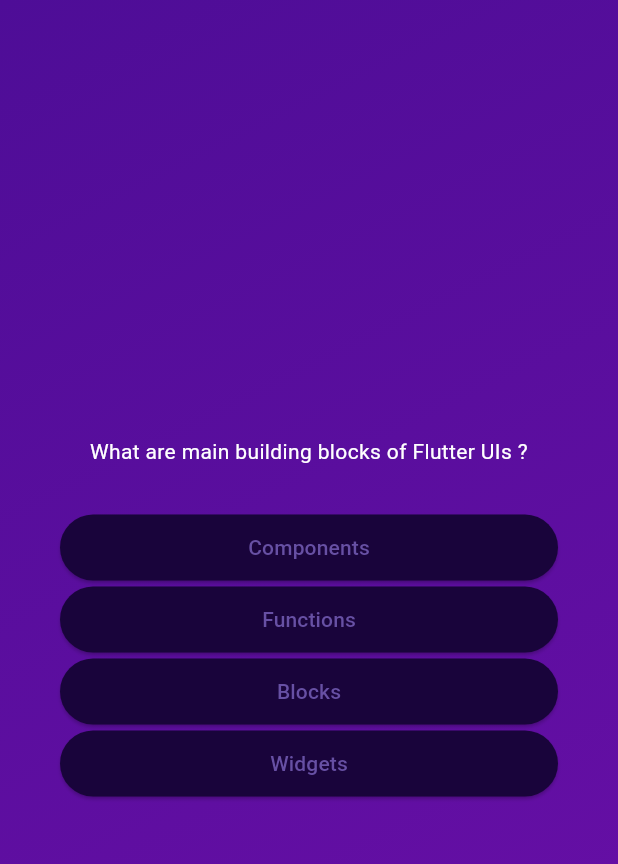
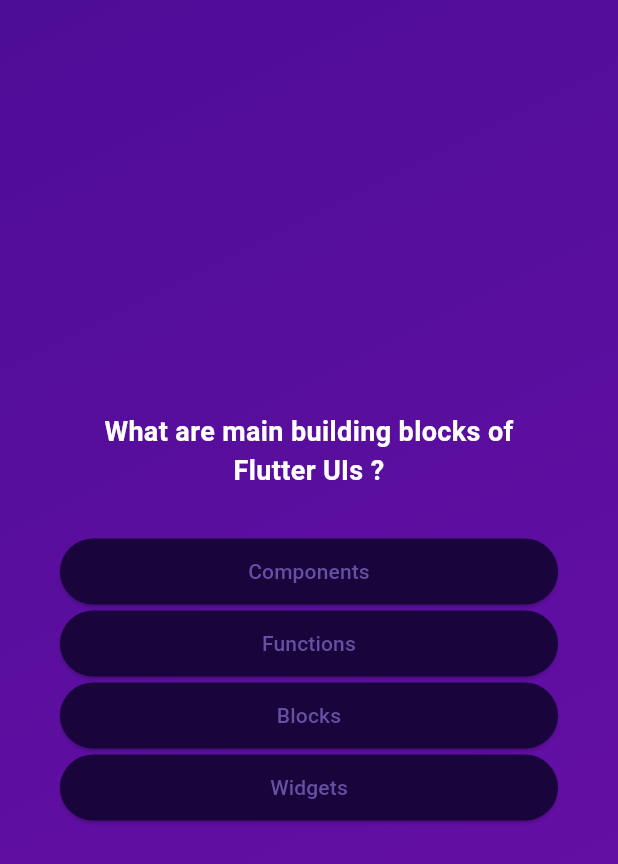
Before and after one commit to TeeWrath/quizz_app, a Flutter app: the screen it shows after launch, after a tap on "Start Quiz", on a phone screen of 412 x 824 dp. Shown: the top 864 px of the screen. Run offline on Flutter 3.47's test engine with Material 3 defaults, Android fonts, the phone set to English and light mode, and no system bars.

Commit message:
update: font styling to answer button

```diff
--- a/lib/answer_button.dart
+++ b/lib/answer_button.dart
@@ -13,6 +13,6 @@ class AnswerButton extends StatelessWidget {
       shape: RoundedRectangleBorder(borderRadius: BorderRadius.circular(40)),
       padding: const EdgeInsets.fromLTRB(100, 12, 100, 12)
     ),
-    child: Text(answerText));
+    child: Text(answerText,textAlign: TextAlign.center,));
   }
 }
--- a/lib/questions_screen.dart
+++ b/lib/questions_screen.dart
@@ -32,7 +32,7 @@ class _QuestionsScreenState extends State<QuestionsScreen> {
           children: [
             Text(
               currentQues.text,
-              style: const TextStyle(color: Colors.white),
+              style: const TextStyle(color: Colors.white,fontSize: 18, fontWeight: FontWeight.bold),
               textAlign: TextAlign.center,
             ),
             const SizedBox(
```
